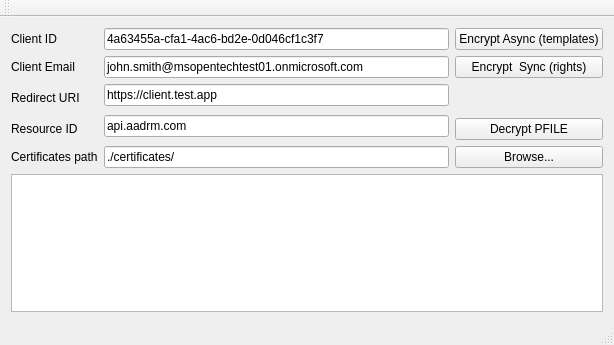
Qt form samples/rms_sample/mainwindow.ui (AzureAD/rms-sdk-for-cpp) before a commit.
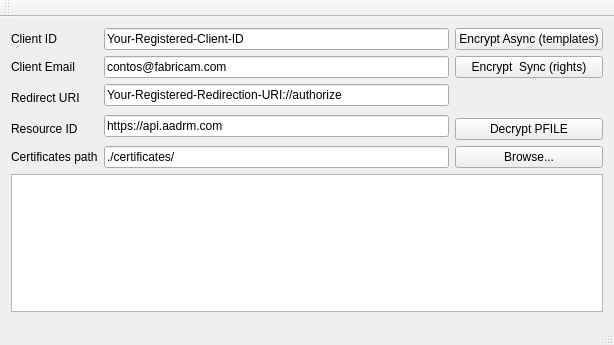
The same form after that commit.

Commit message: Sample application changes

Diff of the .ui file:
```diff
--- a/samples/rms_sample/mainwindow.ui
+++ b/samples/rms_sample/mainwindow.ui
@@ -38,7 +38,7 @@
           <item row="0" column="1">
            <widget class="QLineEdit" name="lineEdit_clientId">
             <property name="text">
-             <string>4a63455a-cfa1-4ac6-bd2e-0d046cf1c3f7</string>
+             <string>Your-Registered-Client-ID</string>
             </property>
            </widget>
           </item>
@@ -52,7 +52,7 @@
           <item row="2" column="1">
            <widget class="QLineEdit" name="lineEdit_redirectUrl">
             <property name="text">
-             <string>https://client.test.app</string>
+             <string>Your-Registered-Redirection-URI://authorize</string>
             </property>
            </widget>
           </item>
@@ -73,7 +73,7 @@
           <item row="3" column="1" rowspan="2">
            <widget class="QLineEdit" name="lineEdit_resourseId">
             <property name="text">
-             <string>api.aadrm.com</string>
+             <string>https://api.aadrm.com</string>
             </property>
            </widget>
           </item>
@@ -114,7 +114,7 @@
           <item row="1" column="1">
            <widget class="QLineEdit" name="lineEdit_clientEmail">
             <property name="text">
-             <string>john.smith@msopentechtest01.onmicrosoft.com</string>
+             <string>contos@fabricam.com</string>
             </property>
            </widget>
           </item>
```
The commit also changes 1 other file.
